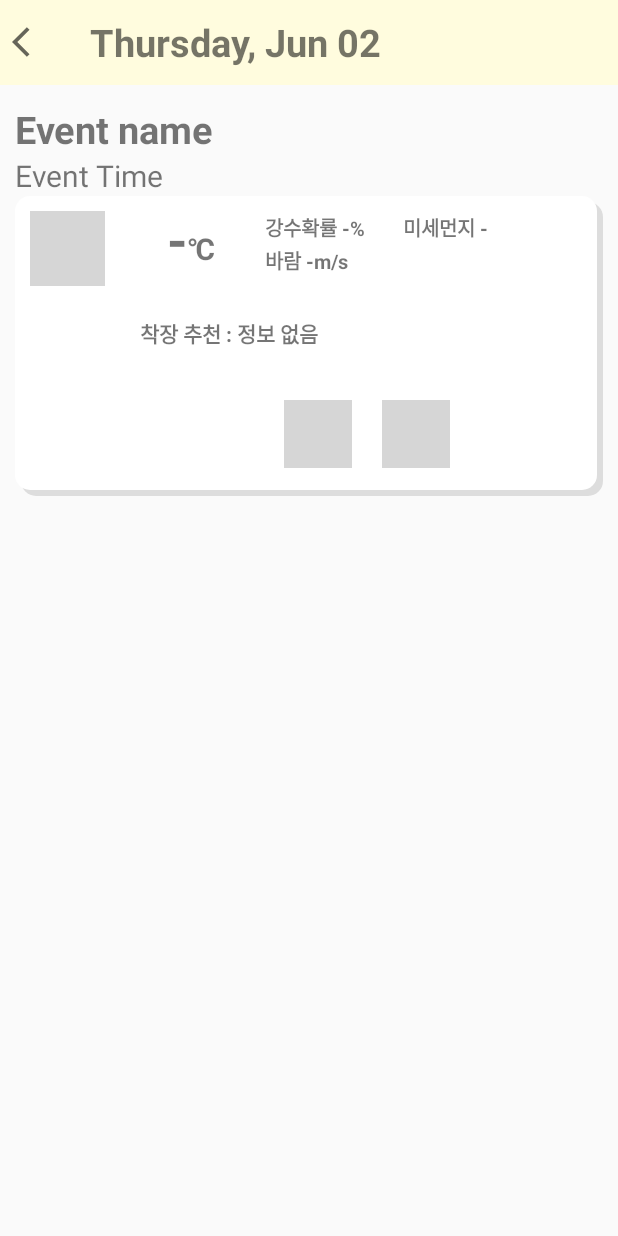
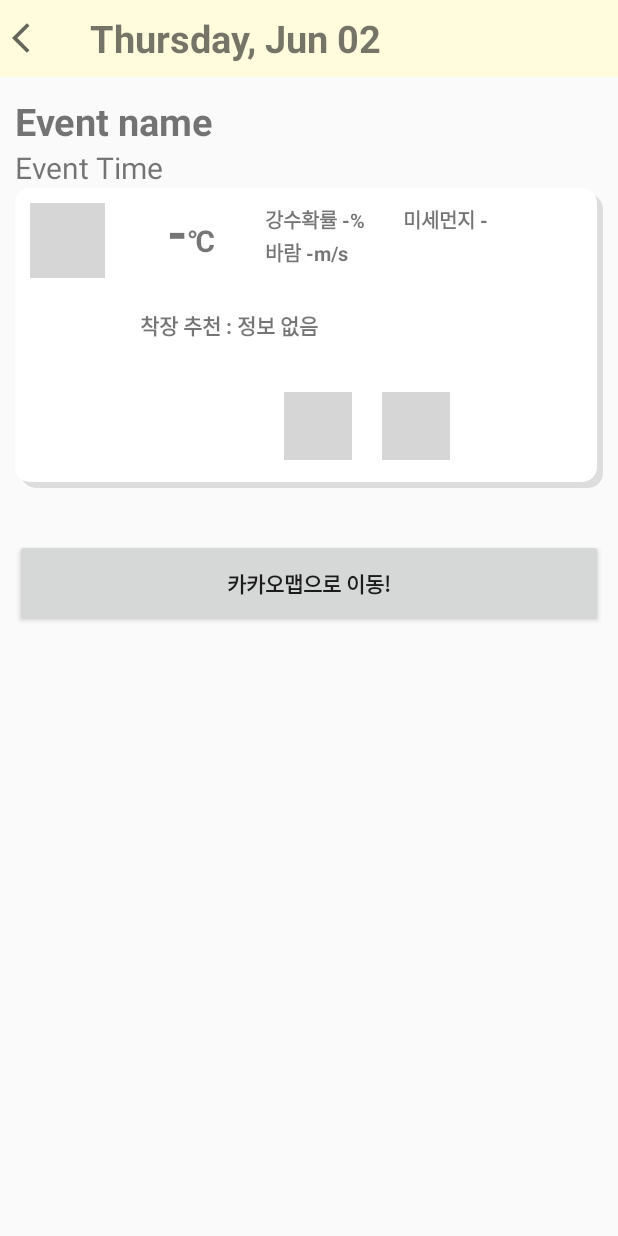
Before and after one commit to hj-jung/Exam1, an Android app: the DetailPageActivity screen opened directly, with no data from a screen before it, on a phone screen of 412 x 824 dp. Run offline under Robolectric (Android 15) with nearby library versions, the phone set to English and light mode, and no system bars; libraries missing offline, so code that uses them is left out: net.daum.mf; 14 statements that could not run were skipped; grey boxes are pictures that could not be loaded.

Commit message:
카카오맵뷰&카카오맵 연결

```diff
--- a/app/src/main/AndroidManifest.xml
+++ b/app/src/main/AndroidManifest.xml
@@ -45,7 +45,10 @@
         <activity
             android:name=".Activity.DeleteRoutineActivity"
             android:theme="@android:style/Theme.Dialog"/>
-        <activity android:name=".Activity.DetailPageActivity" />
+        <activity
+            android:name=".Activity.DetailPageActivity"
+            android:exported="true">
+        </activity>
         <activity android:name=".Activity.LocationActivity"/>
 
         <meta-data android:name="com.kakao.sdk.AppKey"
--- a/app/src/main/java/com/cookandroid/exam/Activity/BottomNaviActivity.java
+++ b/app/src/main/java/com/cookandroid/exam/Activity/BottomNaviActivity.java
@@ -216,7 +216,7 @@
                             AMPM = "AM";
                         }
                     }
-                    scheduleData.add(new ScheduleData(schedule.getColor(), schedule.getContext(), schedule.getEndHms(), schedule.getLocation(), schedule.getStartHms(), schedule.getStartYmd(), startH, schedule.getTitle(), time, AMPM));
+                    scheduleData.add(new ScheduleData(schedule.getColor(), schedule.getContext(), schedule.getEndHms(), schedule.getLocation(), schedule.getStartHms(), schedule.getStartYmd(), startH, schedule.getTitle(), time, AMPM, schedule.getX(), schedule.getY()));
                 }
 
                 bundle.putParcelableArrayList("TodaySchedule", (ArrayList<? extends Parcelable>) scheduleData);
--- a/app/src/main/java/com/cookandroid/exam/Activity/DetailPageActivity.java
+++ b/app/src/main/java/com/cookandroid/exam/Activity/DetailPageActivity.java
@@ -5,22 +5,32 @@
 import android.os.Bundle;
 import android.util.Log;
 import android.view.View;
+import android.view.ViewGroup;
 import android.view.Window;
+import android.widget.Button;
 import android.widget.ImageButton;
 import android.widget.ImageView;
+import android.widget.LinearLayout;
 import android.widget.TextView;
 
 import androidx.annotation.Nullable;
 
 import com.cookandroid.exam.DTO.Dust.PmInfo;
+import com.cookandroid.exam.DTO.Schedule;
 import com.cookandroid.exam.DTO.Weather.Item;
 import com.cookandroid.exam.DTO.Weather.Result;
 import com.cookandroid.exam.Interface.DustService;
+import com.cookandroid.exam.Interface.ScheduleService;
 import com.cookandroid.exam.Interface.WeatherService;
 import com.cookandroid.exam.R;
 import com.cookandroid.exam.Retrofit.DustRetrofitClient;
+import com.cookandroid.exam.Retrofit.RetrofitClient;
 import com.cookandroid.exam.Retrofit.WeatherRetrofitClient;
 import com.cookandroid.exam.Util.ScheduleData;
+
+import net.daum.mf.map.api.MapPOIItem;
+import net.daum.mf.map.api.MapPoint;
+import net.daum.mf.map.api.MapView;
 
 import java.text.SimpleDateFormat;
 import java.time.LocalTime;
@@ -41,9 +51,13 @@
     private TextView tvDay, tvEventName, tvEventTime, tvTmp, tvRain, tvWind, tvDust, tvRec;
     private ImageView weatherImg, dressImg1, dressImg2;
     private ImageButton backButton;
+    private Button KakaoMapBtn;
+    private MapView mapView;
+    private LinearLayout mapViewContainer;
 
     private String MyKey = "3QkdRZx/R+OBMH+5QoKu7iRbyDkdjaO0nMixw6RktnNL74/9rWajdRkCmtRfYxxYrWv8OABBzFaEY5h6WqwJFA==";
     private String DustKey = "+WSXT9nqJHijeDm0+DfSdKPLPcMLKnfHaJ6XU7N2hq0VkI3x+NM7Yc4Bgbkbok08RCFQEIgd0W/LpiVOg2j3Ow==";
+    private final String packageName = "net.daum.android.map";
 
     private WeatherService weatherService;
     private List<Item> weatherItemList = new ArrayList<>();
@@ -65,6 +79,7 @@
     private String base_time = "0200";
     private String dust_daytime = "2022-05-30 02:00";
     private String strMonth = "May";
+    private MapPoint BASE_LOCATION;
 
     String posTime;
     int timeH;
@@ -79,6 +94,7 @@
             pos = intent.getIntExtra("pos", -1);
             pos = pos + 1;
         }
+
         //타이틀바 없애기
         requestWindowFeature(Window.FEATURE_NO_TITLE);
 
@@ -204,12 +220,13 @@
             }
         });
 
+        //상단 날짜 및 이벤트 이름 설정
         tvDay.setText(weekday + ", " + strMonth + " " + strCurDay);
         tvEventName.setText(data.getTitle());
         tvEventTime.setText(data.getStartHms() + " - " + data.getEndHms());
 
+        //날씨 API
         weatherService = WeatherRetrofitClient.getClient().create(WeatherService.class);
-
         weatherService.getWeather(MyKey,
                 "1",
                 "10",
@@ -327,7 +344,7 @@
             }
         });
 
-
+        //미세먼지 API
         dustService = DustRetrofitClient.getClient().create(DustService.class);
 
         dustService.getDust("용산구", "json", "daily", 1, 10, DustKey).enqueue(new Callback<PmInfo>() {
@@ -367,7 +384,31 @@
             }
         });
 
+        //카카오맵 API + 마커
+        //여기에 LocationActivity에서 장소 선택 시에 받아온 x,y(경도,위도값) 넣어줘야함 - 우선 서울역으로 설정
+        BASE_LOCATION = MapPoint.mapPointWithGeoCoord(37.553836, 126.969652);
+
+        mapView = new MapView(this);
+        mapViewContainer = (LinearLayout) findViewById(R.id.detail_mapView);
+        mapViewContainer.addView(mapView);
+        mapView.setMapCenterPoint(BASE_LOCATION,true);
+
+        MapPOIItem marker = new MapPOIItem();
+        marker.setItemName("Event Location");
+        marker.setTag(0);
+        marker.setMapPoint(BASE_LOCATION);
+        marker.setMarkerType(MapPOIItem.MarkerType.RedPin);
+
+        mapView.addPOIItem(marker);
+
+        //카카오맵 앱으로 이동
+        KakaoMapBtn = (Button) findViewById(R.id.detail_kakaomap);
+        Intent intentmap = this.getPackageManager().getLaunchIntentForPackage(packageName);
+        KakaoMapBtn.setOnClickListener(new View.OnClickListener() {
+            @Override
+            public void onClick(View v) {
+                DetailPageActivity.this.startActivity(intentmap);
+            }
+        });
     }
-
-
 }
--- a/app/src/main/java/com/cookandroid/exam/Retrofit/RetrofitClient.java
+++ b/app/src/main/java/com/cookandroid/exam/Retrofit/RetrofitClient.java
@@ -8,7 +8,7 @@
 public class RetrofitClient {
 
     // server의 url을 적어준다
-    private static final String URL = "https://0ef0-110-12-7-108.ngrok.io";
+    private static final String URL = "https://8dbc-110-12-7-108.ngrok.io";
     private static Retrofit retrofit = null;
 
     public static Retrofit getClient() {
--- a/app/src/main/res/layout/activity_detail_page.xml
+++ b/app/src/main/res/layout/activity_detail_page.xml
@@ -254,13 +254,22 @@
         </LinearLayout>
     </LinearLayout>
 
+    <Button
+        android:id="@+id/detail_kakaomap"
+        android:layout_width="match_parent"
+        android:layout_height="0dp"
+        android:layout_weight="1.5"
+        android:layout_margin="10dp"
+        android:textStyle="bold"
+        android:text="카카오맵으로 이동!" />
+
     <LinearLayout
+        android:id="@+id/detail_mapView"
         android:layout_width="match_parent"
         android:layout_height="0dp"
         android:layout_weight="10"
         android:orientation="vertical">
 
-
     </LinearLayout>
 
 </LinearLayout>
--- a/app/src/main/res/layout/activity_login.xml
+++ b/app/src/main/res/layout/activity_login.xml
@@ -39,7 +39,7 @@
 
     <Button
         android:id="@+id/login"
-        android:layout_width="280dp"
+        android:layout_width="260dp"
         android:layout_height="wrap_content"
         android:background="@drawable/btn_start"
         android:text="Login" />
--- a/app/src/main/res/layout/activity_register.xml
+++ b/app/src/main/res/layout/activity_register.xml
@@ -34,7 +34,7 @@
 
     <Button
         android:id="@+id/join"
-        android:layout_width="280dp"
+        android:layout_width="260dp"
         android:layout_height="wrap_content"
         android:background="@drawable/btn_start"
         android:text="Join" />
```
Also changed, not shown: app/src/main/java/com/cookandroid/exam/Activity/LocationActivity.java (+8 -2 lines), app/src/main/java/com/cookandroid/exam/Activity/ScheduleUpdateActivity.java (+7 -2 lines), app/src/main/java/com/cookandroid/exam/DTO/Schedule.java (+16 -1 lines), app/src/main/java/com/cookandroid/exam/Util/LocationItem.java (added, +57 -0 lines), app/src/main/java/com/cookandroid/exam/Util/ScheduleData.java (+28 -1 lines).
